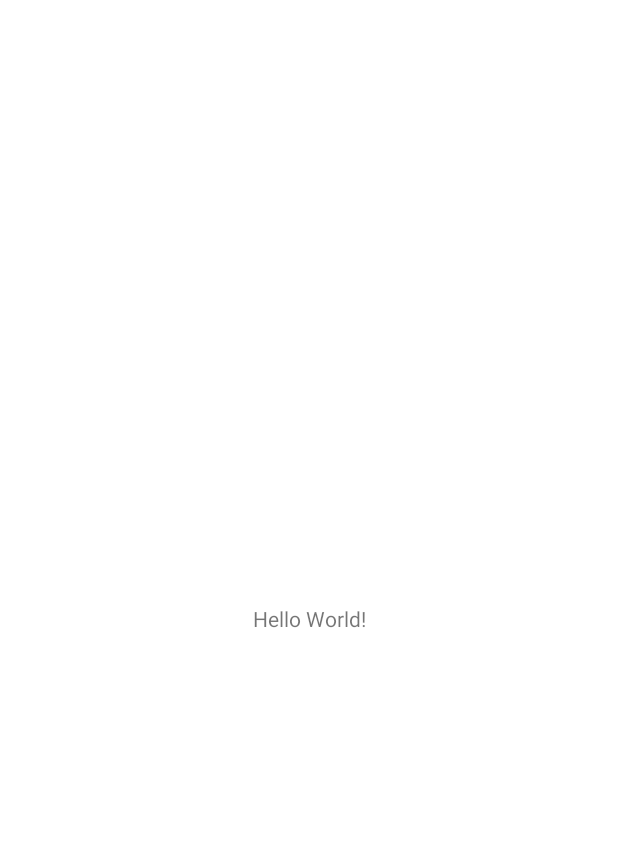
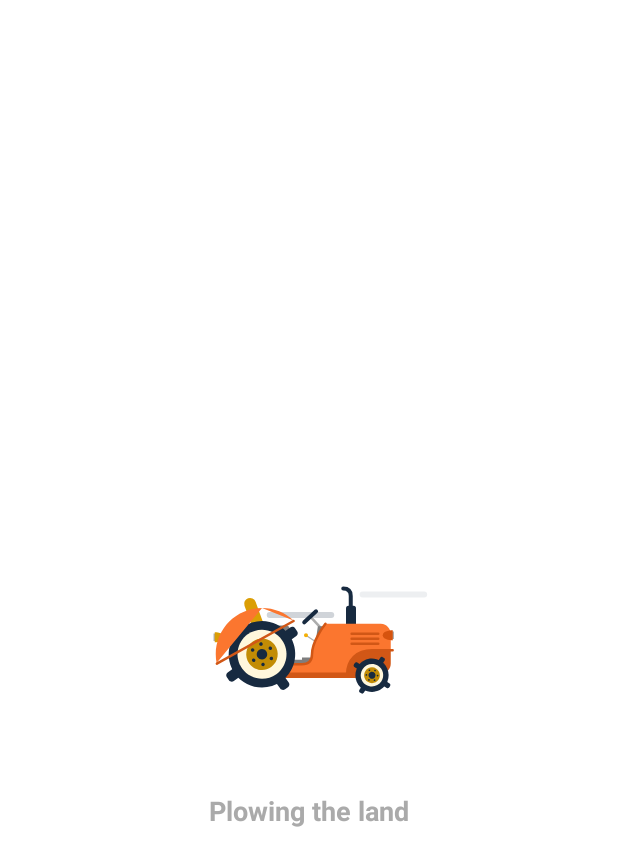
Before and after one commit to petyr47/Tellerium, an Android app: the first screen one second after launch (MainActivity), on a phone screen of 412 x 824 dp. Before the commit the part shown is almost empty. Shown: the top 866 px of the screen. Run offline under Robolectric (Android 15) with nearby library versions, the phone set to English and light mode, and no system bars.

Commit message:
complete MainActivity

```diff
--- a/app/src/main/java/com/aneke/peter/tellerium/MainActivity.kt
+++ b/app/src/main/java/com/aneke/peter/tellerium/MainActivity.kt
@@ -1,11 +1,35 @@
 package com.aneke.peter.tellerium
 
+import android.content.Intent
 import androidx.appcompat.app.AppCompatActivity
 import android.os.Bundle
+import android.os.Handler
+import com.aneke.peter.tellerium.data.PrefStore
+import com.aneke.peter.tellerium.login.LoginActivity
+import org.koin.android.ext.android.inject
 
 class MainActivity : AppCompatActivity() {
+
+    private val prefStore : PrefStore by inject()
+
     override fun onCreate(savedInstanceState: Bundle?) {
         super.onCreate(savedInstanceState)
         setContentView(R.layout.activity_main)
+
+        Handler().postDelayed({
+            resolveActivity()
+        }, 3500)
+
+
+    }
+
+
+    private fun resolveActivity() {
+        if (prefStore.isLoginValid()) {
+
+        } else {
+            startActivity(Intent(this, LoginActivity::class.java))
+            finish()
+        }
     }
 }
--- a/app/src/main/res/layout/activity_main.xml
+++ b/app/src/main/res/layout/activity_main.xml
@@ -4,15 +4,33 @@
     xmlns:tools="http://schemas.android.com/tools"
     android:layout_width="match_parent"
     android:layout_height="match_parent"
+    android:background="@android:color/white"
     tools:context=".MainActivity">
+
+    <com.airbnb.lottie.LottieAnimationView
+        android:id="@+id/rejected_lottie"
+        android:layout_width="200dp"
+        android:layout_height="200dp"
+        app:layout_constraintBottom_toBottomOf="parent"
+        app:layout_constraintEnd_toEndOf="parent"
+        app:layout_constraintStart_toStartOf="parent"
+        app:layout_constraintTop_toTopOf="parent"
+        app:lottie_autoPlay="true"
+        app:lottie_loop="true"
+        app:lottie_rawRes="@raw/tractor_animation"
+        app:lottie_speed="1" />
+
 
     <TextView
         android:layout_width="wrap_content"
         android:layout_height="wrap_content"
-        android:text="Hello World!"
-        app:layout_constraintBottom_toBottomOf="parent"
-        app:layout_constraintLeft_toLeftOf="parent"
-        app:layout_constraintRight_toRightOf="parent"
-        app:layout_constraintTop_toTopOf="parent" />
+        android:padding="16dp"
+        android:textSize="18sp"
+        android:textStyle="bold"
+        android:text="Plowing the land"
+        android:textColor="@android:color/darker_gray"
+        app:layout_constraintEnd_toEndOf="@+id/rejected_lottie"
+        app:layout_constraintStart_toStartOf="@+id/rejected_lottie"
+        app:layout_constraintTop_toBottomOf="@+id/rejected_lottie" />
 
 </androidx.constraintlayout.widget.ConstraintLayout>
```
